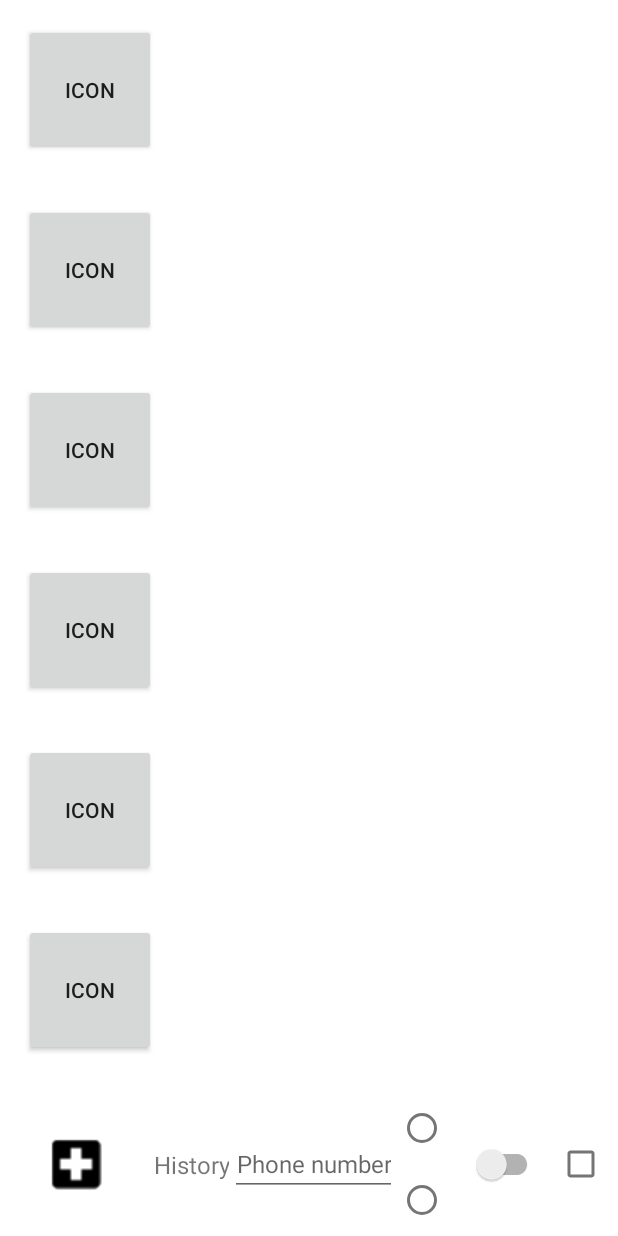
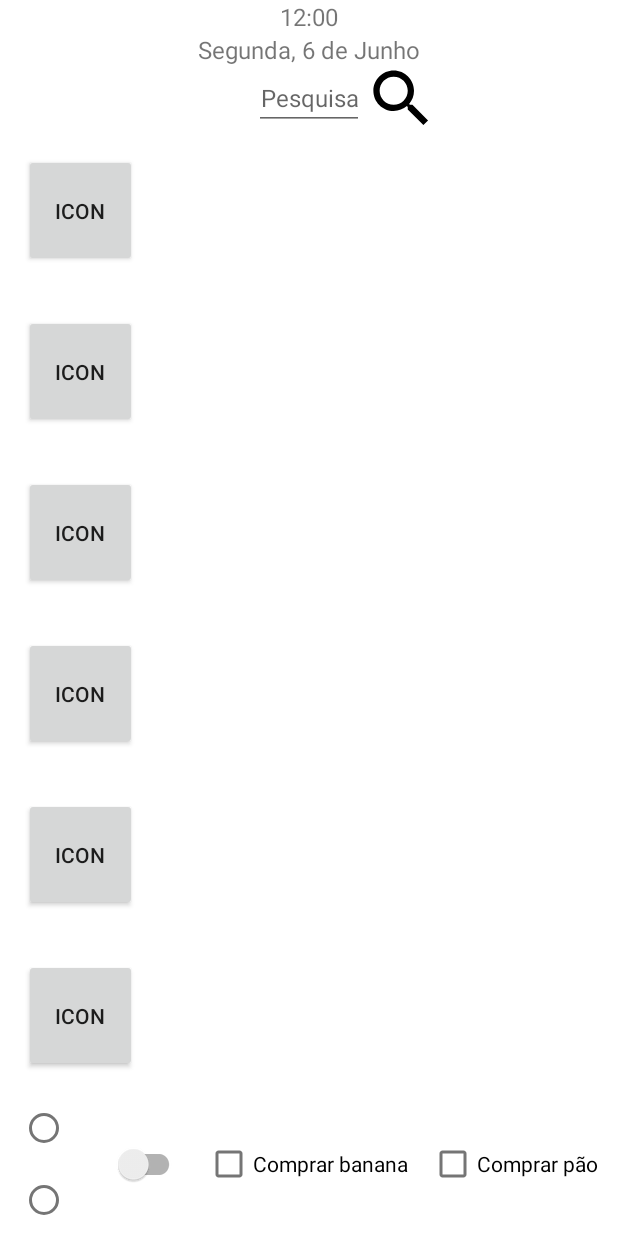
Before and after one commit to PedroFrr/ConcurrentSpeechSample, an Android app: the layout layout_homescreen_first_page.xml on its own in the app's theme, with its tools: preview values and no code run, on a phone screen of 412 x 824 dp. Run offline under Robolectric (Android 15) with nearby library versions, the phone set to English and light mode, and no system bars.

Commit message:
Make homescreen scenario more realistic

```diff
--- a/app/src/main/java/com/example/multipleaudioplayer/audioproperties/AudioPropertiesSamplesExampleFragment.kt
+++ b/app/src/main/java/com/example/multipleaudioplayer/audioproperties/AudioPropertiesSamplesExampleFragment.kt
@@ -207,7 +207,7 @@ class AudioPropertiesSamplesExampleFragment :
         }
     }
 
-    override fun onPause() {
+    override fun onDestroyView() {
         mediaPlayerDocumentSampleCristiano.stop()
         mediaPlayerDocumentSampleInes.stop()
         mediaPlayerAudioProperties.stop()
@@ -215,7 +215,8 @@ class AudioPropertiesSamplesExampleFragment :
         mediaPlayerDocumentSampleWithPauses.stop()
 
         audioEngine.pause()
-        super.onPause()
+
+        super.onDestroyView()
     }
 
     companion object {
--- /dev/null
+++ b/app/src/main/res/drawable/ic_baseline_search_24.xml
@@ -0,0 +1,5 @@
+<vector android:height="24dp" android:tint="#000000"
+    android:viewportHeight="24" android:viewportWidth="24"
+    android:width="24dp" xmlns:android="http://schemas.android.com/apk/res/android">
+    <path android:fillColor="@android:color/white" android:pathData="M15.5,14h-0.79l-0.28,-0.27C15.41,12.59 16,11.11 16,9.5 16,5.91 13.09,3 9.5,3S3,5.91 3,9.5 5.91,16 9.5,16c1.61,0 3.09,-0.59 4.23,-1.57l0.27,0.28v0.79l5,4.99L20.49,19l-4.99,-5zM9.5,14C7.01,14 5,11.99 5,9.5S7.01,5 9.5,5 14,7.01 14,9.5 11.99,14 9.5,14z"/>
+</vector>
--- a/app/src/main/res/layout/item_homescreen.xml
+++ b/app/src/main/res/layout/item_homescreen.xml
@@ -8,8 +8,8 @@
 
     <androidx.appcompat.widget.AppCompatButton
         android:id="@+id/btn_icon"
-        android:layout_width="match_parent"
-        android:layout_height="0dp"
+        android:layout_width="75dp"
+        android:layout_height="75dp"
         app:layout_constraintStart_toStartOf="parent"
         app:layout_constraintTop_toTopOf="parent"
         app:layout_constraintDimensionRatio="1:1"
--- a/app/src/main/res/layout/layout_homescreen_first_page.xml
+++ b/app/src/main/res/layout/layout_homescreen_first_page.xml
@@ -10,34 +10,52 @@
         android:id="@+id/rv_homescreen"
         android:layout_width="match_parent"
         android:layout_height="0dp"
+        android:nestedScrollingEnabled="false"
         app:layoutManager="androidx.recyclerview.widget.GridLayoutManager"
-        app:layout_constraintBottom_toTopOf="@id/iv"
         app:layout_constraintStart_toStartOf="parent"
-        app:layout_constraintTop_toTopOf="parent"
-        app:layout_constraintVertical_weight="0.5"
-        android:nestedScrollingEnabled="false"
+        app:layout_constraintTop_toBottomOf="@id/et_search"
+        app:layout_constraintBottom_toTopOf="@id/flow1"
+        app:layout_constraintVertical_weight="0.4"
         tools:itemCount="10"
         tools:listitem="@layout/item_homescreen" />
 
     <ImageView
-        android:id="@+id/iv"
-        android:layout_width="100dp"
-        android:layout_height="wrap_content"
+        android:id="@+id/iv_search"
+        android:layout_width="50dp"
+        android:layout_height="50dp"
         android:contentDescription="@string/medicine"
-        android:src="@drawable/ic_stat_medicine"
+        android:src="@drawable/ic_baseline_search_24"
+        app:layout_constraintStart_toEndOf="@id/et_search"
+        app:layout_constraintBottom_toBottomOf="@id/et_search"
+        app:layout_constraintTop_toTopOf="@id/et_search"
         app:tint="@color/black" />
 
     <TextView
-        android:id="@+id/tv"
+        android:id="@+id/tv_current_time"
         android:layout_width="wrap_content"
         android:layout_height="wrap_content"
         android:gravity="center"
-        android:text="@string/history"
+        android:text="@string/current_time"
         android:textSize="16sp"
+        app:layout_constraintEnd_toEndOf="parent"
+        app:layout_constraintStart_toStartOf="parent"
+        app:layout_constraintTop_toTopOf="parent"
+        app:tint="@color/black" />
+
+    <TextView
+        android:id="@+id/tv_current_date"
+        android:layout_width="wrap_content"
+        android:layout_height="wrap_content"
+        android:gravity="center"
+        android:text="@string/current_date"
+        android:textSize="16sp"
+        app:layout_constraintEnd_toEndOf="parent"
+        app:layout_constraintStart_toStartOf="parent"
+        app:layout_constraintTop_toBottomOf="@id/tv_current_time"
         app:tint="@color/black" />
 
     <EditText
-        android:id="@+id/et"
+        android:id="@+id/et_search"
         android:layout_width="wrap_content"
         android:layout_height="wrap_content"
         android:autofillHints="Phone number"
@@ -45,9 +63,12 @@
         android:focusable="false"
         android:focusableInTouchMode="true"
         android:gravity="center"
-        android:hint="@string/phone_number"
-        android:inputType="phone"
+        android:hint="@string/search"
+        android:inputType="text"
         android:textSize="16sp"
+        app:layout_constraintEnd_toEndOf="parent"
+        app:layout_constraintStart_toStartOf="parent"
+        app:layout_constraintTop_toBottomOf="@id/tv_current_date"
         app:tint="@color/black" />
 
     <androidx.appcompat.widget.SwitchCompat
@@ -77,21 +98,29 @@
     </RadioGroup>
 
     <CheckBox
-        android:id="@+id/cb"
+        android:id="@+id/cb_shopping_item_one"
         android:layout_width="wrap_content"
         android:layout_height="wrap_content"
         android:gravity="center"
+        android:text="Comprar banana"
+        app:tint="@color/black" />
+    <CheckBox
+        android:id="@+id/cb_shopping_item_two"
+        android:layout_width="wrap_content"
+        android:layout_height="wrap_content"
+        android:gravity="center"
+        android:text="Comprar pão"
         app:tint="@color/black" />
 
     <androidx.constraintlayout.helper.widget.Flow
         android:id="@+id/flow1"
         android:layout_width="0dp"
         android:layout_height="wrap_content"
-        app:constraint_referenced_ids="iv,tv,et,rg,sv,cb"
+        app:constraint_referenced_ids="rg,sv, cb_shopping_item_one, cb_shopping_item_two"
         app:flow_wrapMode="chain"
+        app:layout_constraintBottom_toBottomOf="parent"
         app:layout_constraintEnd_toEndOf="parent"
         app:layout_constraintStart_toStartOf="parent"
-        app:layout_constraintBottom_toBottomOf="parent"
-        app:layout_constraintVertical_weight="0.5"/>
+        app:layout_constraintVertical_weight="0.6" />
 
 </androidx.constraintlayout.widget.ConstraintLayout>
--- a/app/src/main/res/values/strings.xml
+++ b/app/src/main/res/values/strings.xml
@@ -28,9 +28,10 @@
     <string name="play_scenario_with_pauses_faster">Reproduzir cenário com pausas mais rápido</string>
     <string name="homescreen_scenario">Cenário homescreen</string>
     <string name="headers_paragraph_scenario">Cenário parágrafo e header</string>
-    <string name="history">History</string>
+    <string name="current_date">Segunda, 6 de Junho</string>
+    <string name="current_time">12:00</string>
     <string name="medicine">Medicine</string>
-    <string name="phone_number">Phone number</string>
+    <string name="search">Pesquisa</string>
     <string name="accessibility_service_description">service description</string>
     <string name="accessibility_service_label">accessibility_Service</string>
 
--- a/build.gradle
+++ b/build.gradle
@@ -1,7 +1,7 @@
 // Top-level build file where you can add configuration options common to all sub-projects/modules.
 buildscript {
     ext {
-        nav_version = '2.4.1'
+        nav_version = '2.4.2'
         work_version = '2.7.1'
         viewPager_version = '1.0.0'
         swipe_version = '1.1.0'
```
Also changed, not shown: app/build.gradle (+4 -4 lines), app/src/main/java/com/example/multipleaudioplayer/gestures/HomeScreenFirstPageFragment.kt (+8 -4 lines), app/src/main/res/navigation/nav_graph.xml (+18 -6 lines).
